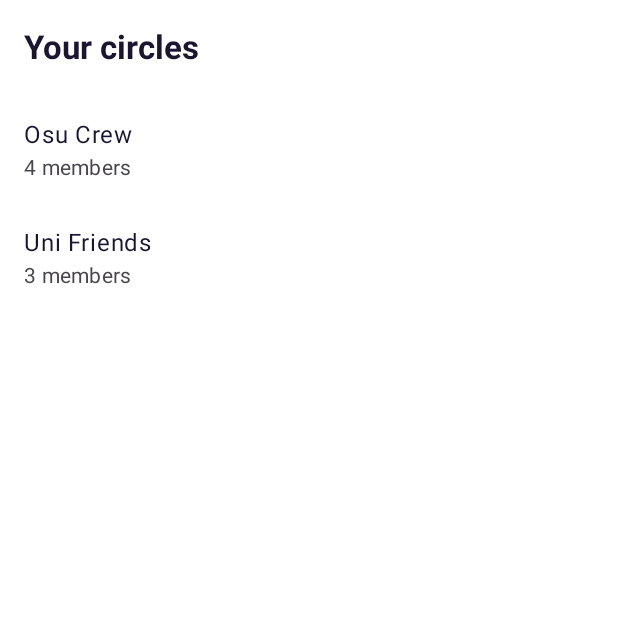
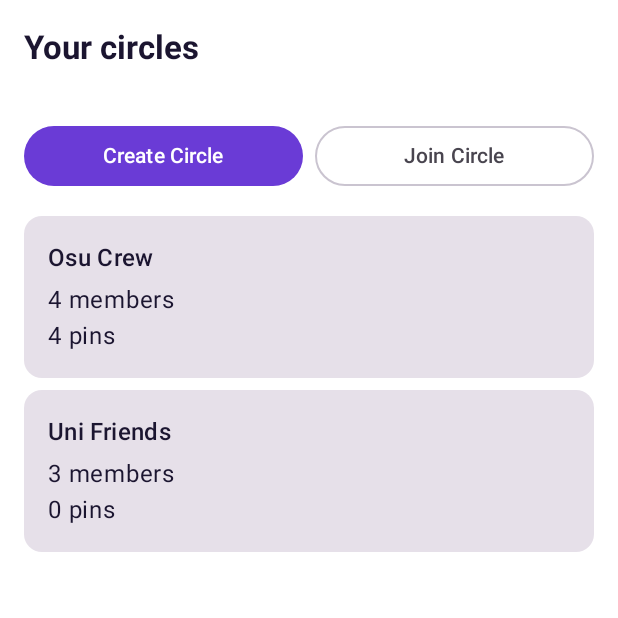
Before and after one commit to houadjeto-dot/Pinam, an Android app built with Jetpack Compose: the CirclesScreen screen opened through its navigation route, on a phone screen of 412 x 824 dp, the top half of it. Run offline under Robolectric (Android 15) with nearby library versions, the phone set to English and light mode, and no system bars.

Commit message:
Work in progress - Circles Screen

```diff
--- a/app/src/main/java/com/group2/pinam/ui/screens/CirclesScreen.kt
+++ b/app/src/main/java/com/group2/pinam/ui/screens/CirclesScreen.kt
@@ -1,35 +1,244 @@
 package com.group2.pinam.ui.screens
 
 import androidx.compose.foundation.clickable
-import androidx.compose.foundation.layout.fillMaxWidth
-import androidx.compose.foundation.layout.padding
+import androidx.compose.foundation.layout.*
 import androidx.compose.foundation.lazy.LazyColumn
 import androidx.compose.foundation.lazy.items
-import androidx.compose.material3.ListItem
-import androidx.compose.material3.Text
-import androidx.compose.runtime.Composable
-import androidx.compose.runtime.collectAsState
-import androidx.compose.runtime.getValue
-import androidx.compose.runtime.remember
+import androidx.compose.material3.*
+import androidx.compose.runtime.*
 import androidx.compose.ui.Modifier
-import com.group2.pinam.data.ServiceLocator
-import com.group2.pinam.data.fake.FakeData
+import androidx.compose.ui.unit.dp
+import androidx.lifecycle.viewmodel.compose.viewModel
 import com.group2.pinam.ui.components.ScreenScaffold
 
-// OWNER: Pair 1 (Auth + Circles). Replace with the real Circles list + create/join.
 @Composable
-fun CirclesScreen(onOpenCircle: (String) -> Unit) {
-    val flow = remember { ServiceLocator.circles.observeMyCircles(FakeData.ME) }
-    val circles by flow.collectAsState(initial = emptyList())
+fun CirclesScreen(
+    onOpenCircle: (String) -> Unit,
+    viewModel: CirclesViewModel = viewModel()
+) {
+
+    val circles by viewModel.circles.collectAsState()
+    val isLoading by viewModel.isLoading.collectAsState()
+    val errorMessage by viewModel.errorMessage.collectAsState()
+    val createdInviteCode by viewModel.createdInviteCode.collectAsState()
+
+    var showCreateDialog by remember { mutableStateOf(false) }
+    var showJoinDialog by remember { mutableStateOf(false) }
+
+    var circleName by remember { mutableStateOf("") }
+    var inviteCode by remember { mutableStateOf("") }
+
     ScreenScaffold("Your circles") { pad ->
-        LazyColumn(Modifier.padding(pad)) {
-            items(circles, key = { it.id }) { c ->
-                ListItem(
-                    headlineContent = { Text(c.name) },
-                    supportingContent = { Text("${c.memberIds.size} members") },
-                    modifier = Modifier.fillMaxWidth().clickable { onOpenCircle(c.id) }
-                )
+
+        Column(
+            modifier = Modifier
+                .fillMaxSize()
+                .padding(pad)
+                .padding(16.dp)
+        ) {
+
+            Row(
+                modifier = Modifier.fillMaxWidth(),
+                horizontalArrangement = Arrangement.spacedBy(8.dp)
+            ) {
+
+                Button(
+                    onClick = { showCreateDialog = true },
+                    modifier = Modifier.weight(1f)
+                ) {
+                    Text("Create Circle")
+                }
+
+                OutlinedButton(
+                    onClick = { showJoinDialog = true },
+                    modifier = Modifier.weight(1f)
+                ) {
+                    Text("Join Circle")
+                }
+            }
+
+            Spacer(modifier = Modifier.height(16.dp))
+
+            if (isLoading) {
+                CircularProgressIndicator()
+            }
+
+            if (circles.isEmpty() && !isLoading) {
+                Text("You haven't joined any circles yet.")
+            }
+
+            LazyColumn(
+                verticalArrangement = Arrangement.spacedBy(8.dp)
+            ) {
+
+                items(circles, key = { it.circle.id }) { item ->
+
+                    Card(
+                        modifier = Modifier
+                            .fillMaxWidth()
+                            .clickable {
+                                onOpenCircle(item.circle.id)
+                            }
+                    ) {
+
+                        Column(
+                            modifier = Modifier.padding(16.dp)
+                        ) {
+
+                            Text(
+                                text = item.circle.name,
+                                style = MaterialTheme.typography.titleMedium
+                            )
+
+                            Spacer(modifier = Modifier.height(4.dp))
+
+                            Text(
+                                text = "${item.circle.memberIds.size} members"
+                            )
+
+                            Text(
+                                text = "${item.pinCount} pins"
+                            )
+                        }
+                    }
+                }
             }
         }
     }
+
+    // Create Circle Dialog
+
+    if (showCreateDialog) {
+
+        AlertDialog(
+            onDismissRequest = {
+                showCreateDialog = false
+            },
+            title = {
+                Text("Create a Circle")
+            },
+            text = {
+                OutlinedTextField(
+                    value = circleName,
+                    onValueChange = { circleName = it },
+                    label = { Text("Circle Name") },
+                    singleLine = true
+                )
+            },
+            confirmButton = {
+                TextButton(
+                    onClick = {
+                        viewModel.createCircle(circleName)
+                        circleName = ""
+                        showCreateDialog = false
+                    }
+                ) {
+                    Text("Create")
+                }
+            },
+            dismissButton = {
+                TextButton(
+                    onClick = {
+                        showCreateDialog = false
+                    }
+                ) {
+                    Text("Cancel")
+                }
+            }
+        )
+    }
+
+    // Join Circle Dialog
+
+    if (showJoinDialog) {
+
+        AlertDialog(
+            onDismissRequest = {
+                showJoinDialog = false
+            },
+            title = {
+                Text("Join a Circle")
+            },
+            text = {
+                OutlinedTextField(
+                    value = inviteCode,
+                    onValueChange = { inviteCode = it },
+                    label = { Text("Invitation Code") },
+                    singleLine = true
+                )
+            },
+            confirmButton = {
+                TextButton(
+                    onClick = {
+                        viewModel.joinCircle(inviteCode)
+                        inviteCode = ""
+                        showJoinDialog = false
+                    }
+                ) {
+                    Text("Join")
+                }
+            },
+            dismissButton = {
+                TextButton(
+                    onClick = {
+                        showJoinDialog = false
+                    }
+                ) {
+                    Text("Cancel")
+                }
+            }
+        )
+    }
+
+    // Display Invitation Code
+
+    if (createdInviteCode != null) {
+
+        AlertDialog(
+            onDismissRequest = {
+                viewModel.clearInviteCode()
+            },
+            title = {
+                Text("Circle Created!")
+            },
+            text = {
+                Text("Your invitation code is: $createdInviteCode")
+            },
+            confirmButton = {
+                TextButton(
+                    onClick = {
+                        viewModel.clearInviteCode()
+                    }
+                ) {
+                    Text("Done")
+                }
+            }
+        )
+    }
+
+    // Display Errors
+
+    if (errorMessage != null) {
+
+        AlertDialog(
+            onDismissRequest = {
+                viewModel.clearError()
+            },
+            title = {
+                Text("Error")
+            },
+            text = {
+                Text(errorMessage ?: "")
+            },
+            confirmButton = {
+                TextButton(
+                    onClick = {
+                        viewModel.clearError()
+                    }
+                ) {
+                    Text("OK")
+                }
+            }
+        )
+    }
 }
--- /dev/null
+++ b/app/src/main/java/com/group2/pinam/ui/screens/CirclesViewModel.kt
@@ -0,0 +1,176 @@
+package com.group2.pinam.ui.screens
+
+import androidx.lifecycle.ViewModel
+import androidx.lifecycle.viewModelScope
+import com.group2.pinam.data.ServiceLocator
+import com.group2.pinam.model.Circle
+import com.group2.pinam.model.User
+import kotlinx.coroutines.ExperimentalCoroutinesApi
+import kotlinx.coroutines.flow.MutableStateFlow
+import kotlinx.coroutines.flow.StateFlow
+import kotlinx.coroutines.flow.asStateFlow
+import kotlinx.coroutines.flow.combine
+import kotlinx.coroutines.flow.flatMapLatest
+import kotlinx.coroutines.flow.flowOf
+import kotlinx.coroutines.launch
+
+data class CircleWithPinCount(
+    val circle: Circle,
+    val pinCount: Int
+)
+
+class CirclesViewModel : ViewModel() {
+
+    private val authRepository = ServiceLocator.auth
+    private val circleRepository = ServiceLocator.circles
+    private val pinRepository = ServiceLocator.pins
+
+    private val _circles = MutableStateFlow<List<CircleWithPinCount>>(emptyList())
+    val circles: StateFlow<List<CircleWithPinCount>> = _circles.asStateFlow()
+
+    private val _currentUser = MutableStateFlow<User?>(null)
+    val currentUser: StateFlow<User?> = _currentUser.asStateFlow()
+
+    private val _isLoading = MutableStateFlow(false)
+    val isLoading: StateFlow<Boolean> = _isLoading.asStateFlow()
+
+    private val _errorMessage = MutableStateFlow<String?>(null)
+    val errorMessage: StateFlow<String?> = _errorMessage.asStateFlow()
+
+    private val _createdInviteCode = MutableStateFlow<String?>(null)
+    val createdInviteCode: StateFlow<String?> = _createdInviteCode.asStateFlow()
+
+    init {
+        observeCurrentUser()
+    }
+
+    private fun observeCurrentUser() {
+        viewModelScope.launch {
+            authRepository.currentUser.collect { user ->
+                _currentUser.value = user
+
+                if (user != null) {
+                    observeCircles(user.id)
+                } else {
+                    _circles.value = emptyList()
+                }
+            }
+        }
+    }
+
+    @OptIn(ExperimentalCoroutinesApi::class)
+    private fun observeCircles(userId: String) {
+        viewModelScope.launch {
+            circleRepository.observeMyCircles(userId)
+                .flatMapLatest { circleList ->
+
+                    if (circleList.isEmpty()) {
+                        flowOf(emptyList())
+                    } else {
+                        val pinFlows = circleList.map { circle ->
+                            pinRepository.observePins(circle.id)
+                        }
+
+                        combine(pinFlows) { pinLists ->
+                            circleList.mapIndexed { index, circle ->
+                                CircleWithPinCount(
+                                    circle = circle,
+                                    pinCount = pinLists[index].size
+                                )
+                            }
+                        }
+                    }
+                }
+                .collect { result ->
+                    _circles.value = result
+                }
+        }
+    }
+
+    fun createCircle(name: String) {
+        val user = _currentUser.value
+
+        if (user == null) {
+            _errorMessage.value = "You must be logged in to create a circle."
+            return
+        }
+
+        if (name.isBlank()) {
+            _errorMessage.value = "Please enter a circle name."
+            return
+        }
+
+        viewModelScope.launch {
+            _isLoading.value = true
+            _errorMessage.value = null
+
+            circleRepository.createCircle(name.trim(), user)
+                .onSuccess { circle ->
+                    _createdInviteCode.value = circle.inviteCode
+                }
+                .onFailure { error ->
+                    _errorMessage.value =
+                        error.message ?: "Unable to create circle."
+                }
+
+            _isLoading.value = false
+        }
+    }
+
+    fun joinCircle(code: String) {
+        val user = _currentUser.value
+
+        if (user == null) {
+            _errorMessage.value = "You must be logged in to join a circle."
+            return
+        }
+
+        if (code.isBlank()) {
+            _errorMessage.value = "Please enter an invitation code."
+            return
+        }
+
+        viewModelScope.launch {
+            _isLoading.value = true
+            _errorMessage.value = null
+
+            circleRepository.joinByCode(code.trim(), user)
+                .onFailure { error ->
+                    _errorMessage.value =
+                        error.message ?: "Unable to join circle."
+                }
+
+            _isLoading.value = false
+        }
+    }
+
+    fun leaveCircle(circleId: String) {
+        val user = _currentUser.value ?: return
+
+        viewModelScope.launch {
+            circleRepository.removeMember(circleId, user.id)
+                .onFailure { error ->
+                    _errorMessage.value =
+                        error.message ?: "Unable to leave circle."
+                }
+        }
+    }
+
+    fun removeMember(circleId: String, memberId: String) {
+        viewModelScope.launch {
+            circleRepository.removeMember(circleId, memberId)
+                .onFailure { error ->
+                    _errorMessage.value =
+                        error.message ?: "Unable to remove member."
+                }
+        }
+    }
+
+    fun clearError() {
+        _errorMessage.value = null
+    }
+
+    fun clearInviteCode() {
+        _createdInviteCode.value = null
+    }
+}
```
